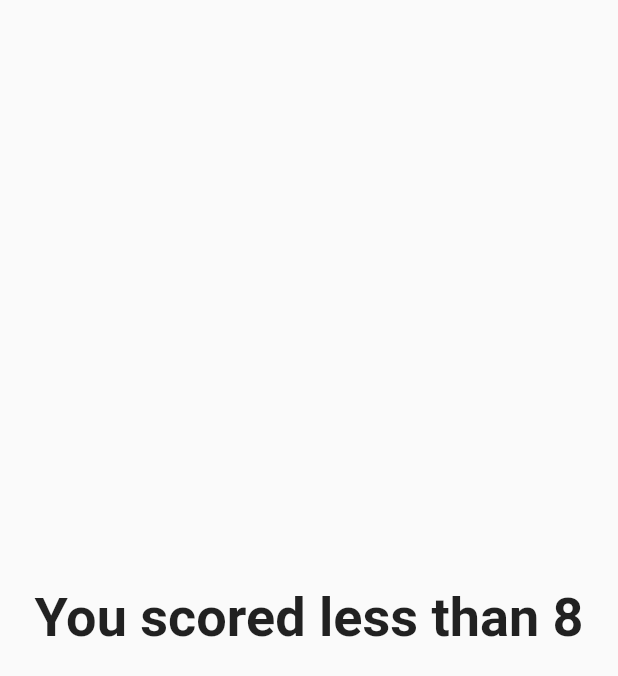
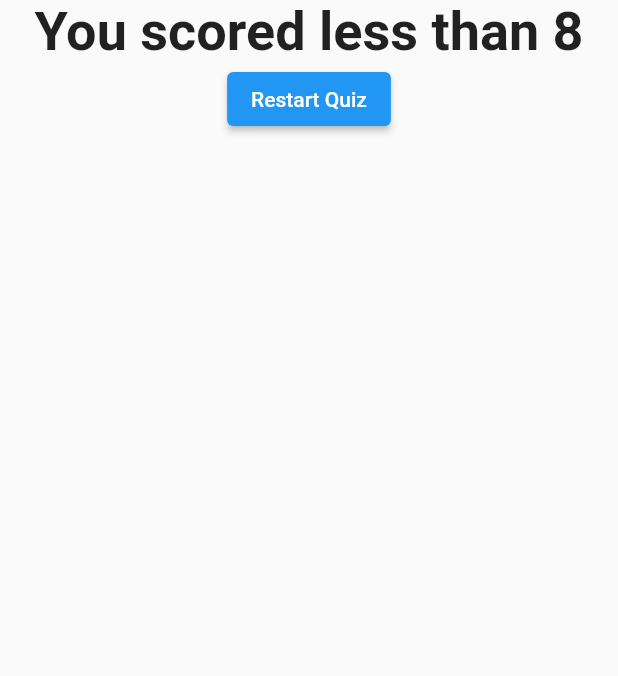
Before and after one commit to bottrell/learning_flutter, a Flutter app: the Result widget shown alone on an empty page, opened directly with empty values, on a phone screen of 412 x 824 dp. Shown: the top 676 px of the screen. Run offline on Flutter 3.47's test engine with Material 2 defaults, Android fonts, the phone set to English and light mode, and no system bars.

Commit message:
added a callback function to reset the quiz

```diff
--- a/lib/main.dart
+++ b/lib/main.dart
@@ -32,6 +32,11 @@ class _MyAppState extends State<MyApp> {
     } else {
       print("no more questions!");
     }
+  }
+
+  void _restartQuiz() {
+    _totalScore = 0;
+    setState(() => _currentIndex = 0);
   }
 
   // Hardcoding a list to pass into our column, this is a List of Maps of type <String, object>
@@ -77,7 +82,7 @@ class _MyAppState extends State<MyApp> {
         // Column takes a list of Widgets as children
         body: _currentIndex < questions.length
             ? Quiz(questions, _answerQuestion, _currentIndex)
-            : Result(_totalScore),
+            : Result(_restartQuiz, _totalScore),
       ),
     );
   }
--- a/lib/result.dart
+++ b/lib/result.dart
@@ -4,16 +4,18 @@ import 'package:flutter/src/widgets/framework.dart';
 import 'package:flutter/material.dart';
 
 class Result extends StatelessWidget {
-  final int resultScore;
+  final VoidCallback callback;
+  final int _resultScore;
 
-  const Result(int this.resultScore, {Key key}) : super(key: key);
+  const Result(VoidCallback this.callback, int this._resultScore, {Key key})
+      : super(key: key);
 
   //getter is like a method that can never recieve arguments
   String get resultPhrase {
     var resultText = "you did it!";
-    if (resultScore <= 8) {
+    if (_resultScore <= 8) {
       resultText = "You scored less than 8";
-    } else if (resultScore <= 20) {
+    } else if (_resultScore <= 20) {
       resultText = "You scored less than 20 but more than 8";
     } else {
       resultText = "You scored over 20!";
@@ -25,7 +27,18 @@ class Result extends StatelessWidget {
   @override
   Widget build(BuildContext context) {
     return Center(
-        child: Text(resultPhrase,
-            style: TextStyle(fontSize: 36, fontWeight: FontWeight.bold)));
+        child: Column(
+      children: [
+        Text(
+          resultPhrase,
+          style: TextStyle(
+            fontSize: 36,
+            fontWeight: FontWeight.bold,
+          ),
+          textAlign: TextAlign.center,
+        ),
+        ElevatedButton(child: Text("Restart Quiz"), onPressed: callback)
+      ],
+    ));
   }
 }
```
